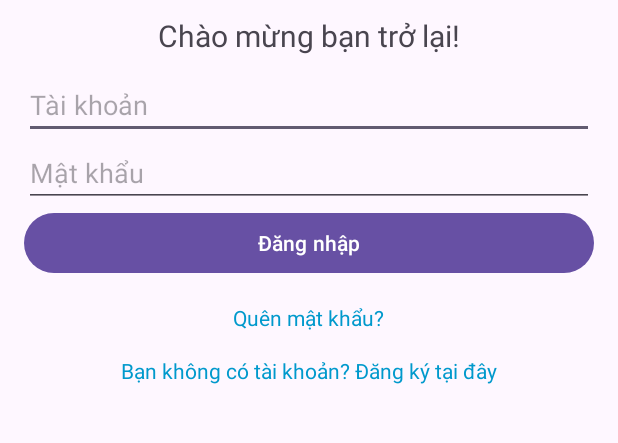
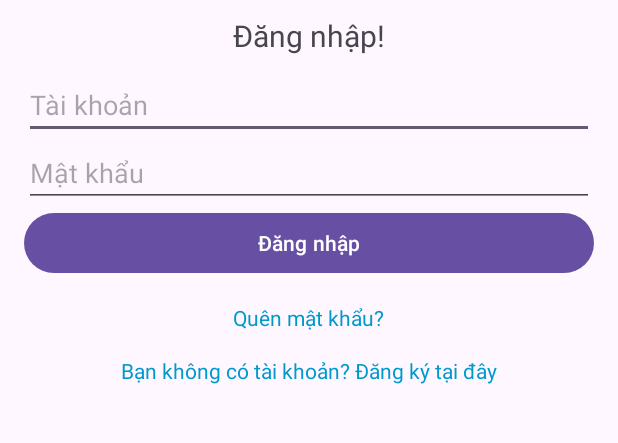
Before and after one commit to ManhToan2612/Ban_Tra_Online, an Android app: the DangNhap_H screen opened directly, with no data from a screen before it, on a phone screen of 412 x 824 dp, the part 500-943 px from its top. Run offline under Robolectric (Android 15) with nearby library versions, the phone set to English and light mode, and no system bars.

Commit message:
nguyendachuy1

```diff
--- a/app/src/main/res/layout/activity_dang_nhap_h.xml
+++ b/app/src/main/res/layout/activity_dang_nhap_h.xml
@@ -20,7 +20,7 @@
     <TextView
         android:layout_width="wrap_content"
         android:layout_height="wrap_content"
-        android:text="Chào mừng bạn trở lại!"
+        android:text="Đăng nhập!"
         android:padding="10dp"
         android:textSize="20dp"
         />
```
